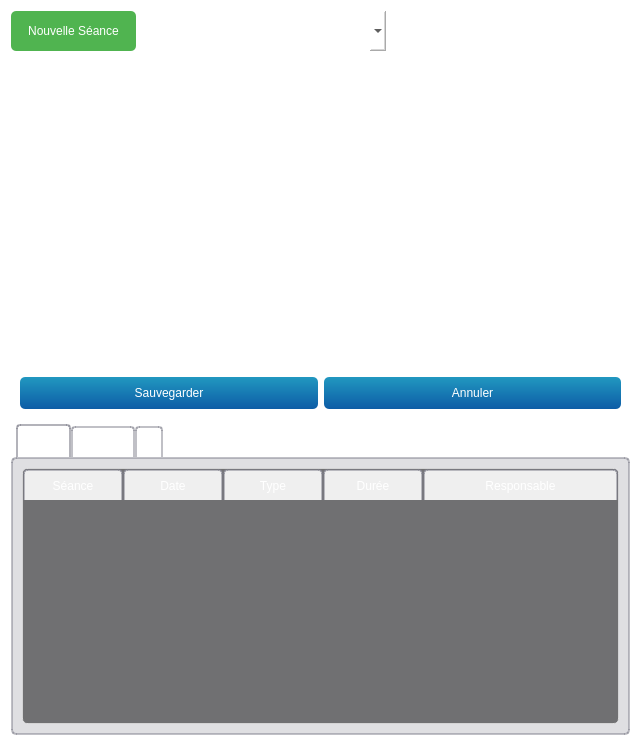
Old version of the form teraplus/client/src/editors/ParticipantWidget.ui in the repository introlab/opentera.
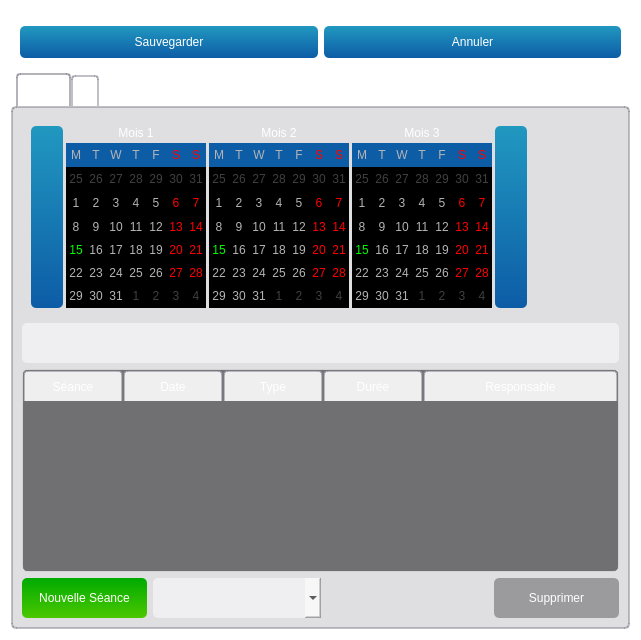
New version of the form. Icons and pictures are not drawn. Custom widgets are drawn as their Qt base class.

Commit message: Added Session Calendar in Participant widget.

What changed in the file:
```diff
--- a/teraplus/client/src/editors/ParticipantWidget.ui
+++ b/teraplus/client/src/editors/ParticipantWidget.ui
@@ -7,14 +7,15 @@
     <x>0</x>
     <y>0</y>
     <width>641</width>
-    <height>746</height>
+    <height>640</height>
    </rect>
   </property>
   <property name="windowTitle">
    <string>Form</string>
   </property>
   <property name="styleSheet">
-   <string notr="true">QPushButton#btnConnect{background-color:rgb(80,180,80)}
+   <string notr="true">QPushButton#btnConnect{background-color:qlineargradient(x1: 0, y1: 0, x2: 0, y2: 1, stop: 0 rgb(0, 170, 0), stop: 1 rgb(75, 200, 0));}
+QPushButton#btnDelSession{background-color:qlineargradient(x1: 0, y1: 0, x2: 0, y2: 1, stop: 0 rgb(117, 0, 0), stop: 1 rgb(200, 0, 0));}
 QWidget{background-color: rgba(0,0,0,0);color:white;border-radius:5px}
 QWidget#mainWidget{background-color:rgba(128,128,128,25%);}
 QWidget#frmProfile,QWidget#pageProfile{background-color:rgba(108,8,156,25%);}
@@ -29,7 +30,7 @@
 QLabel#lblLastOnline{color:lightblue;}
 QLabel#lblError,QLabel#lblCamMissing,QLabel#lblAudioMissing{color:red; background-color:rgba(255,0,0,30%);}
 
-QLineEdit:!enabled, QListWidget:!enabled,QComboBox:!enabled,QTextEdit:!enabled,QPlainTextEdit:!enabled{background-color: rgba(0,0,0,30%);color:white;border:0}
+QPushButton:!enabled, QPushButton#btnDelSession:!enabled, QLineEdit:!enabled, QListWidget:!enabled,QComboBox:!enabled,QTextEdit:!enabled,QPlainTextEdit:!enabled{background-color: rgba(0,0,0,30%);color:white;border:0}
 QDateEdit::down-arrow:!enabled,QTimeEdit::down-arrow:!enabled,QDateEdit::up-arrow:!enabled,QTimeEdit::up-arrow:!enabled,QComboBox::drop-down:!enabled{background-color:rgba(0,0,0,0%);}
 
 QTextEdit#txtProfile{background-color: rgba(255,255,255,80%);color:black;border:0}
@@ -160,96 +161,10 @@
 </string>
   </property>
   <layout class="QVBoxLayout" name="verticalLayout">
-   <item>
-    <layout class="QHBoxLayout" name="horizontalLayout">
-     <item>
-      <widget class="QPushButton" name="btnConnect">
-       <property name="enabled">
-        <bool>true</bool>
-       </property>
-       <property name="sizePolicy">
-        <sizepolicy hsizetype="Maximum" vsizetype="Minimum">
-         <horstretch>0</horstretch>
-         <verstretch>0</verstretch>
-        </sizepolicy>
-       </property>
-       <property name="minimumSize">
-        <size>
-         <width>125</width>
-         <height>40</height>
-        </size>
-       </property>
-       <property name="maximumSize">
-        <size>
-         <width>16777215</width>
-         <height>16777215</height>
-        </size>
-       </property>
-       <property name="cursor">
-        <cursorShape>PointingHandCursor</cursorShape>
-       </property>
-       <property name="text">
-        <string>Nouvelle Séance</string>
-       </property>
-       <property name="icon">
-        <iconset>
-         <normaloff>:/pictures/icons/new.png</normaloff>:/pictures/icons/new.png</iconset>
-       </property>
-       <property name="iconSize">
-        <size>
-         <width>24</width>
-         <height>24</height>
-        </size>
-       </property>
-       <property name="flat">
-        <bool>false</bool>
-       </property>
-      </widget>
-     </item>
-     <item>
-      <widget class="QComboBox" name="cmbSessionType">
-       <property name="enabled">
-        <bool>true</bool>
-       </property>
-       <property name="sizePolicy">
-        <sizepolicy hsizetype="MinimumExpanding" vsizetype="Fixed">
-         <horstretch>0</horstretch>
-         <verstretch>0</verstretch>
-        </sizepolicy>
-       </property>
-       <property name="minimumSize">
-        <size>
-         <width>0</width>
-         <height>40</height>
-        </size>
-       </property>
-       <property name="maximumSize">
-        <size>
-         <width>400</width>
-         <height>16777215</height>
-        </size>
-       </property>
-      </widget>
-     </item>
-     <item>
-      <spacer name="horizontalSpacer">
-       <property name="orientation">
-        <enum>Qt::Horizontal</enum>
-       </property>
-       <property name="sizeHint" stdset="0">
-        <size>
-         <width>40</width>
-         <height>20</height>
-        </size>
-       </property>
-      </spacer>
-     </item>
-    </layout>
-   </item>
    <item>
     <widget class="TeraForm" name="wdgParticipant" native="true">
      <property name="sizePolicy">
-      <sizepolicy hsizetype="Preferred" vsizetype="MinimumExpanding">
+      <sizepolicy hsizetype="Preferred" vsizetype="Maximum">
        <horstretch>0</horstretch>
        <verstretch>0</verstretch>
       </sizepolicy>
@@ -287,6 +202,9 @@
       </item>
       <item>
        <widget class="QPushButton" name="btnUndo">
+        <property name="enabled">
+         <bool>true</bool>
+        </property>
         <property name="minimumSize">
          <size>
           <width>0</width>
@@ -335,82 +253,6 @@
       </attribute>
       <layout class="QVBoxLayout" name="verticalLayout_8">
        <item>
-        <widget class="QTableWidget" name="tableSessions">
-         <property name="editTriggers">
-          <set>QAbstractItemView::NoEditTriggers</set>
-         </property>
-         <property name="selectionMode">
-          <enum>QAbstractItemView::SingleSelection</enum>
-         </property>
-         <property name="selectionBehavior">
-          <enum>QAbstractItemView::SelectRows</enum>
-         </property>
-         <property name="iconSize">
-          <size>
-           <width>20</width>
-           <height>20</height>
-          </size>
-         </property>
-         <property name="sortingEnabled">
-          <bool>true</bool>
-         </property>
-         <attribute name="horizontalHeaderMinimumSectionSize">
-          <number>75</number>
-         </attribute>
-         <attribute name="horizontalHeaderDefaultSectionSize">
-          <number>100</number>
-         </attribute>
-         <attribute name="horizontalHeaderStretchLastSection">
-          <bool>true</bool>
-         </attribute>
-         <column>
-          <property name="text">
-           <string>Séance</string>
-          </property>
-         </column>
-         <column>
-          <property name="text">
-           <string>Date</string>
-          </property>
-          <property name="textAlignment">
-           <set>AlignCenter</set>
-          </property>
-         </column>
-         <column>
-          <property name="text">
-           <string>Type</string>
-          </property>
-          <property name="textAlignment">
-           <set>AlignCenter</set>
-          </property>
-         </column>
-         <column>
-          <property name="text">
-           <string>Durée</string>
-          </property>
-          <property name="textAlignment">
-           <set>AlignCenter</set>
-          </property>
-         </column>
-         <column>
-          <property name="text">
-           <string>Responsable</string>
-          </property>
-         </column>
-        </widget>
-       </item>
-      </layout>
-     </widget>
-     <widget class="QWidget" name="tabCalendar">
-      <attribute name="icon">
-       <iconset resource="../../resources/TeraClient.qrc">
-        <normaloff>:/icons/sensors.png</normaloff>:/icons/sensors.png</iconset>
-      </attribute>
-      <attribute name="title">
-       <string>Calendrier</string>
-      </attribute>
-      <layout class="QVBoxLayout" name="verticalLayout_2">
-       <item>
         <widget class="QScrollArea" name="calArea">
          <property name="sizePolicy">
           <sizepolicy hsizetype="MinimumExpanding" vsizetype="Fixed">
@@ -444,7 +286,7 @@
            <rect>
             <x>0</x>
             <y>0</y>
-            <width>651</width>
+            <width>732</width>
             <height>200</height>
            </rect>
           </property>
@@ -522,7 +364,7 @@
                   <bool>true</bool>
                  </property>
                  <property name="sizePolicy">
-                  <sizepolicy hsizetype="Fixed" vsizetype="Fixed">
+                  <sizepolicy hsizetype="Maximum" vsizetype="Fixed">
                    <horstretch>0</horstretch>
                    <verstretch>0</verstretch>
                   </sizepolicy>
@@ -535,7 +377,7 @@
                  </property>
                  <property name="maximumSize">
                   <size>
-                   <width>190</width>
+                   <width>5000</width>
                    <height>175</height>
                   </size>
                  </property>
@@ -611,14 +453,14 @@
                <item>
                 <widget class="HistoryCalendarWidget" name="calMonth2">
                  <property name="sizePolicy">
-                  <sizepolicy hsizetype="Fixed" vsizetype="Fixed">
+                  <sizepolicy hsizetype="Maximum" vsizetype="Fixed">
                    <horstretch>0</horstretch>
                    <verstretch>0</verstretch>
                   </sizepolicy>
                  </property>
                  <property name="maximumSize">
                   <size>
-                   <width>190</width>
+                   <width>5000</width>
                    <height>175</height>
                   </size>
                  </property>
@@ -671,14 +513,14 @@
                <item>
                 <widget class="HistoryCalendarWidget" name="calMonth3">
                  <property name="sizePolicy">
-                  <sizepolicy hsizetype="Fixed" vsizetype="Fixed">
+                  <sizepolicy hsizetype="Maximum" vsizetype="Fixed">
                    <horstretch>0</horstretch>
                    <verstretch>0</verstretch>
                   </sizepolicy>
                  </property>
                  <property name="maximumSize">
                   <size>
-                   <width>190</width>
+                   <width>5000</width>
                    <height>175</height>
                   </size>
                  </property>
@@ -755,7 +597,7 @@
        <item>
         <widget class="QListWidget" name="lstFilters">
          <property name="sizePolicy">
-          <sizepolicy hsizetype="MinimumExpanding" vsizetype="MinimumExpanding">
+          <sizepolicy hsizetype="MinimumExpanding" vsizetype="Maximum">
            <horstretch>0</horstretch>
            <verstretch>0</verstretch>
           </sizepolicy>
@@ -769,7 +611,7 @@
          <property name="maximumSize">
           <size>
            <width>16777215</width>
-           <height>50</height>
+           <height>40</height>
           </size>
          </property>
          <property name="font">
@@ -803,6 +645,180 @@
          </property>
         </widget>
        </item>
+       <item>
+        <widget class="QTableWidget" name="tableSessions">
+         <property name="editTriggers">
+          <set>QAbstractItemView::NoEditTriggers</set>
+         </property>
+         <property name="selectionMode">
+          <enum>QAbstractItemView::SingleSelection</enum>
+         </property>
+         <property name="selectionBehavior">
+          <enum>QAbstractItemView::SelectRows</enum>
+         </property>
+         <property name="iconSize">
+          <size>
+           <width>20</width>
+           <height>20</height>
+          </size>
+         </property>
+         <property name="sortingEnabled">
+          <bool>true</bool>
+         </property>
+         <attribute name="horizontalHeaderMinimumSectionSize">
+          <number>75</number>
+         </attribute>
+         <attribute name="horizontalHeaderDefaultSectionSize">
+          <number>100</number>
+         </attribute>
+         <attribute name="horizontalHeaderStretchLastSection">
+          <bool>true</bool>
+         </attribute>
+         <column>
+          <property name="text">
+           <string>Séance</string>
+          </property>
+         </column>
+         <column>
+          <property name="text">
+           <string>Date</string>
+          </property>
+          <property name="textAlignment">
+           <set>AlignCenter</set>
+          </property>
+         </column>
+         <column>
+          <property name="text">
+           <string>Type</string>
+          </property>
+          <property name="textAlignment">
+           <set>AlignCenter</set>
+          </property>
+         </column>
+         <column>
+          <property name="text">
+           <string>Durée</string>
+          </property>
+          <property name="textAlignment">
+           <set>AlignCenter</set>
+          </property>
+         </column>
+         <column>
+          <property name="text">
+           <string>Responsable</string>
+          </property>
+         </column>
+        </widget>
+       </item>
+       <item>
+        <layout class="QHBoxLayout" name="horizontalLayout">
+         <item>
+          <widget class="QPushButton" name="btnConnect">
+           <property name="enabled">
+            <bool>true</bool>
+           </property>
+           <property name="sizePolicy">
+            <sizepolicy hsizetype="Maximum" vsizetype="Minimum">
+             <horstretch>0</horstretch>
+             <verstretch>0</verstretch>
+            </sizepolicy>
+           </property>
+           <property name="minimumSize">
+            <size>
+             <width>125</width>
+             <height>40</height>
+            </size>
+           </property>
+           <property name="maximumSize">
+            <size>
+             <width>16777215</width>
+             <height>16777215</height>
+            </size>
+           </property>
+           <property name="cursor">
+            <cursorShape>PointingHandCursor</cursorShape>
+           </property>
+           <property name="text">
+            <string>Nouvelle Séance</string>
+           </property>
+           <property name="icon">
+            <iconset resource="../../resources/TeraClient.qrc">
+             <normaloff>:/icons/new.png</normaloff>:/icons/new.png</iconset>
+           </property>
+           <property name="iconSize">
+            <size>
+             <width>24</width>
+             <height>24</height>
+            </size>
+           </property>
+           <property name="flat">
+            <bool>false</bool>
+           </property>
+          </widget>
+         </item>
+         <item>
+          <widget class="QComboBox" name="cmbSessionType">
+           <property name="enabled">
+            <bool>true</bool>
+           </property>
+           <property name="sizePolicy">
+            <sizepolicy hsizetype="MinimumExpanding" vsizetype="Fixed">
+             <horstretch>0</horstretch>
+             <verstretch>0</verstretch>
+            </sizepolicy>
+           </property>
+           <property name="minimumSize">
+            <size>
+             <width>0</width>
+             <height>40</height>
+            </size>
+           </property>
+           <property name="maximumSize">
+            <size>
+             <width>400</width>
+             <height>16777215</height>
+            </size>
+           </property>
+          </widget>
+         </item>
+         <item>
+          <spacer name="horizontalSpacer">
+           <property name="orientation">
+            <enum>Qt::Horizontal</enum>
+           </property>
+           <property name="sizeHint" stdset="0">
+            <size>
+             <width>40</width>
+             <height>20</height>
+            </size>
+           </property>
+          </spacer>
+         </item>
+         <item>
+          <widget class="QPushButton" name="btnDelSession">
+           <property name="enabled">
+            <bool>false</bool>
+           </property>
+           <property name="minimumSize">
+            <size>
+             <width>125</width>
+             <height>40</height>
+            </size>
+           </property>
+           <property name="cursor">
+            <cursorShape>PointingHandCursor</cursorShape>
+           </property>
+           <property name="text">
+            <string>Supprimer</string>
+           </property>
+           <property name="icon">
+            <iconset resource="../../resources/TeraClient.qrc">
+             <normaloff>:/icons/delete.png</normaloff>:/icons/delete.png</iconset>
+           </property>
+          </widget>
+         </item>
+        </layout>
+       </item>
       </layout>
      </widget>
      <widget class="QWidget" name="tabKits">
```
The commit also changes 11 other files.
